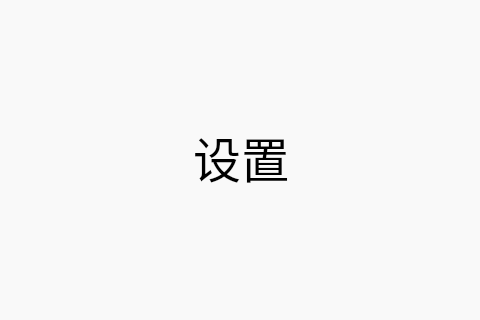
Qt form view/DecryptPage.ui (Diaoxiaozhang/Ximalaya-Downloader) before a commit; both pictures show x 184 to 664 and y 168 to 488 of the 850 by 650 pixel window.
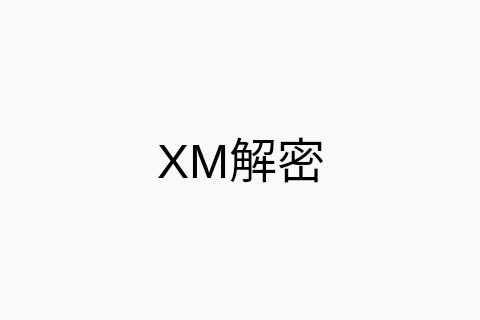
The same form after that commit.

What changed in the file:
```diff
--- a/view/DecryptPage.ui
+++ b/view/DecryptPage.ui
@@ -25,7 +25,7 @@
       </font>
      </property>
      <property name="text">
-      <string>设置</string>
+      <string>XM解密</string>
      </property>
      <property name="alignment">
       <set>Qt::AlignCenter</set>
```
Left out of the diff: 4 changed lines with no effect on the pictures.
